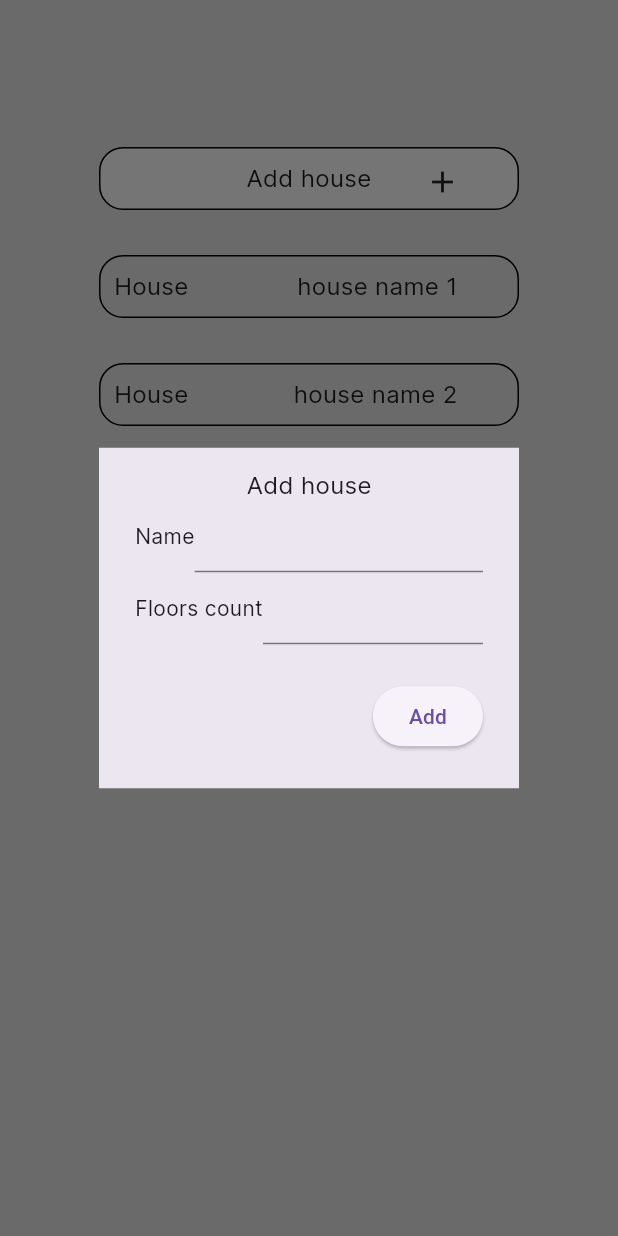
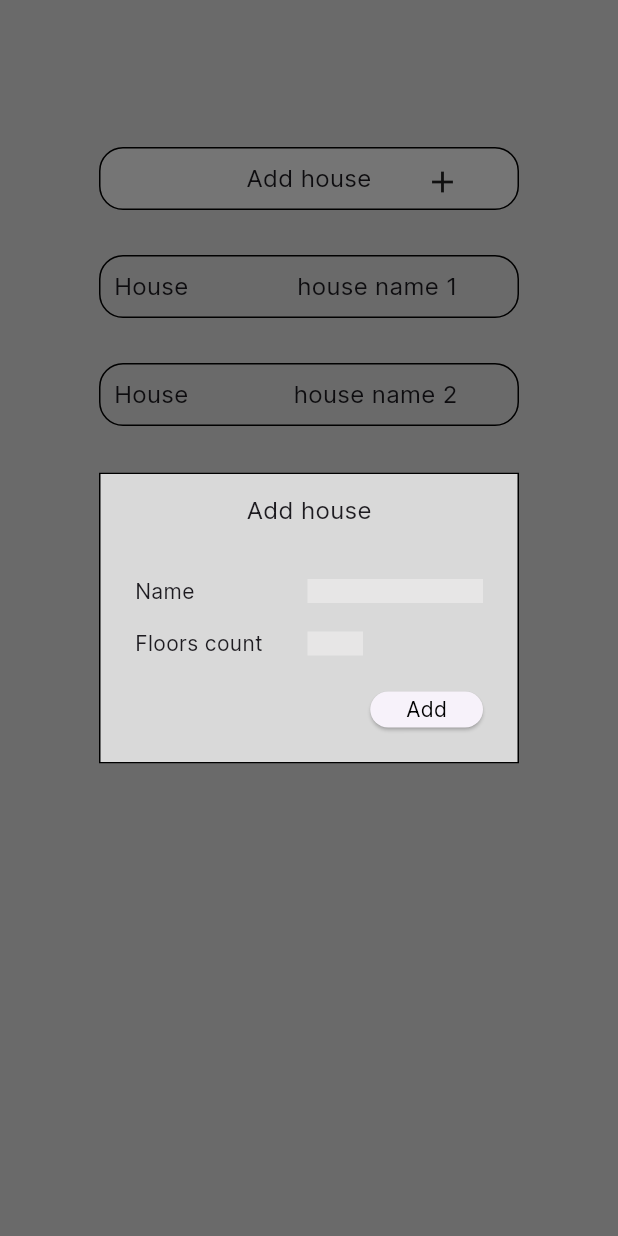
Before and after one commit to miq80/elevator_app, a Flutter app: the HousePage screen opened directly, after a tap on "Add house", on a phone screen of 412 x 824 dp. Run offline on Flutter 3.47's test engine with Material 3 defaults, Android fonts, the phone set to English and light mode, and no system bars.

Commit message:
dialog window

```diff
--- a/lib/theme/theme.dart
+++ b/lib/theme/theme.dart
@@ -3,7 +3,8 @@ import 'package:flutter/material.dart';
 class AppTheme {
   static const Color backgroundColor = Color(0xFFE6E6E6);
   static const Color borderColor = Color(0xFFF71111);
-
+  static const Color dialogWindowColor = Color(0xFFD9D9D9);
+  static const Color dialogWindowInputColor = Color(0xFFE7E6E6);
 }
 
 class TextStyles {
@@ -24,4 +25,10 @@ class TextStyles {
     height: 16 / 14,
     fontWeight: FontWeight.w400,
   );
+  static const TextStyle textStyleDialogButton = TextStyle(
+      fontFamily: 'Inter',
+      fontSize: 14,
+      height: 16 / 14,
+      fontWeight: FontWeight.w400,
+      color: Colors.black);
 }
--- a/lib/widgets/add_house_button.dart
+++ b/lib/widgets/add_house_button.dart
@@ -14,27 +14,52 @@ class AddHouseButton extends StatelessWidget {
     await showDialog(
       context: context,
       builder: (context) {
-        return AlertDialog(
-          shape: const RoundedRectangleBorder(borderRadius: BorderRadius.zero),
-          content: const Form(
+        return Padding(
+          padding: const EdgeInsets.symmetric(horizontal: 19.5),
+          child: AlertDialog(
+            backgroundColor: AppTheme.dialogWindowColor,
+            shape: const RoundedRectangleBorder(
+                borderRadius: BorderRadius.zero,
+                side: BorderSide(color: Colors.black)),
+            content: Form(
               child: Column(
                 mainAxisSize: MainAxisSize.min,
                 children: [
-                Text(
+                  const Text(
                     'Add house',
                     style: TextStyles.textStyles16,
                   ),
-                InputField(fieldText: 'Name'),
-                InputField(fieldText: 'Floors count')
+                  const SizedBox(
+                    height: 36,
+                  ),
+                  InputField(
+                    fieldText: 'Name',
+                    controller: nameController,
+                  ),
+                  const SizedBox(
+                    height: 19,
+                  ),
+                  InputField(
+                    fieldText: 'Floors count',
+                    controller: floorsController,
+                    textFieldWidth: 37,
+                  )
                 ],
               ),
             ),
             actions: [
-            ElevatedButton(
+              SizedBox(
+                height: 24,
+                child: ElevatedButton(
                   onPressed: () {},
-              child: const Text('Add'),
+                  child: const Text(
+                    'Add',
+                    style: TextStyles.textStyleDialogButton,
+                  ),
+                ),
               ),
             ],
+          ),
         );
       },
     );
--- a/lib/widgets/input.dart
+++ b/lib/widgets/input.dart
@@ -1,23 +1,46 @@
 import 'package:flutter/material.dart';
 import 'package:house_app/theme/theme.dart';
+import 'package:house_app/widgets/size_wrapper.dart';
 
 class InputField extends StatelessWidget {
-  const InputField({super.key, required this.fieldText});
+  const InputField({
+    key,
+    required this.fieldText,
+    required this.controller,
+    this.textFieldWidth,
+  });
 
   final String fieldText;
+  final TextEditingController controller;
+  final double? textFieldWidth;
 
   @override
   Widget build(BuildContext context) {
     return Row(
       children: [
-        Text(
-          fieldText,
-          style: TextStyles.textStyle14,
+        SizedBox(
+          width: 115,
+          child: Text(
+            fieldText,
+            style: TextStyles.textStyle14,
+          ),
         ),
-        const Expanded(
+        ConditionalSizedBox(
+          width: textFieldWidth,
+          child: Expanded(
             child: TextField(
-          decoration: InputDecoration(fillColor: Color(0xFFE7E6E6)),
-        )),
+              style: TextStyles.textStyle14,
+              controller: controller,
+              decoration: const InputDecoration(
+                isCollapsed: true,
+                isDense: true,
+                border: InputBorder.none,
+                fillColor: AppTheme.dialogWindowInputColor,
+                filled: true,
+              ),
+            ),
+          ),
+        ),
       ],
     );
   }
--- /dev/null
+++ b/lib/widgets/size_wrapper.dart
@@ -0,0 +1,18 @@
+import 'package:flutter/material.dart';
+
+class ConditionalSizedBox extends StatelessWidget {
+  final double? width;
+
+  final Widget child;
+  ConditionalSizedBox({required this.width, required this.child});
+
+  @override
+  Widget build(BuildContext context) {
+    return width != null
+        ? SizedBox(
+            width: width,
+            child: child,
+          )
+        : child;
+  }
+}
```
Lines whose indentation alone changed are shown as unchanged.
